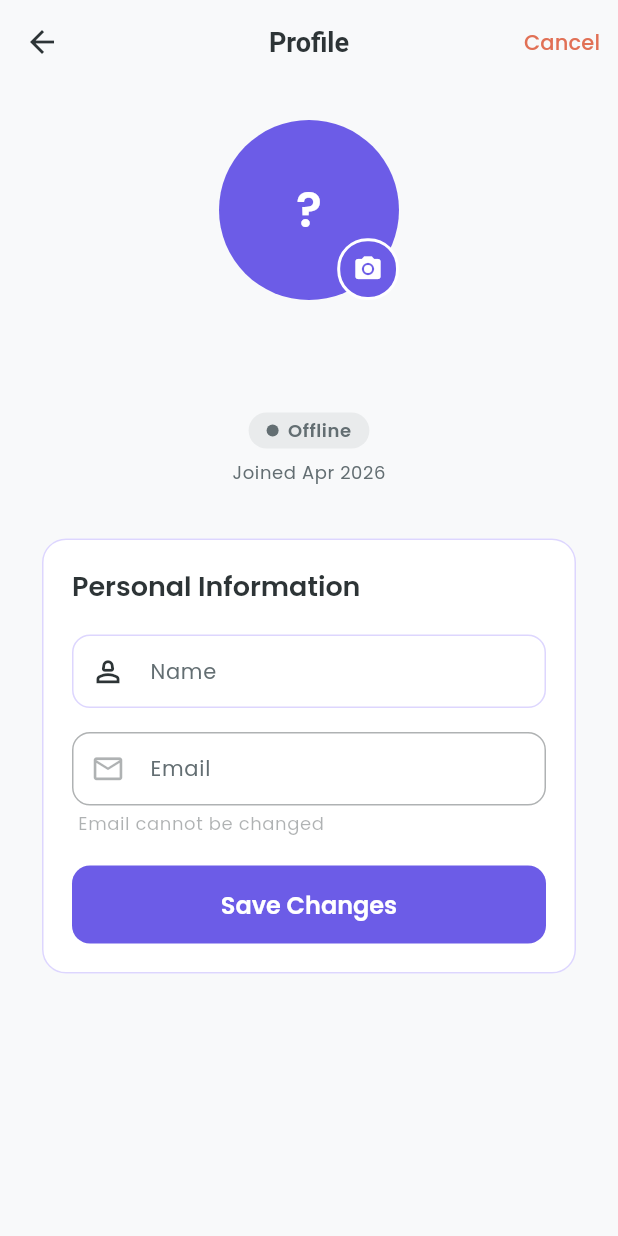
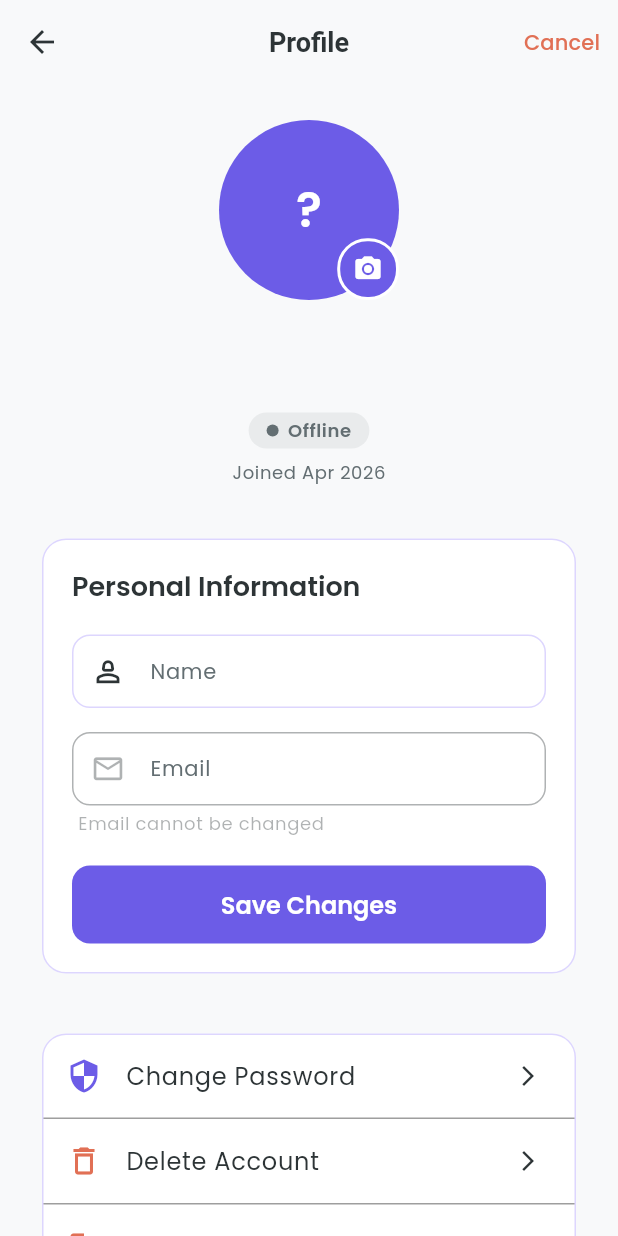
Before and after one commit to thizarakavinda/flutter_firebase_getx_chat, a Flutter app: the screen it shows once a user with an empty profile is signed in, after a tap on "Edit", on a phone screen of 412 x 824 dp. Run offline on Flutter 3.47's test engine with Material 3 defaults, Android fonts, the phone set to English and light mode, and no system bars; our stand-ins replace cloud_firestore, firebase_auth, firebase_core, get, google_fonts, logger; accounts and stored records are empty.

Commit message:
account settings tiles implement

```diff
--- a/lib/views/profile_view.dart
+++ b/lib/views/profile_view.dart
@@ -261,6 +261,57 @@ class ProfileView extends GetView<ProfileController> {
                     ),
                   ),
                 ),
+
+                SizedBox(height: 32),
+
+                Card(
+                  child: Column(
+                    children: [
+                      ListTile(
+                        leading: Icon(
+                          Icons.security,
+                          color: AppTheme.primaryColor,
+                        ),
+                        title: Text('Change Password'),
+                        trailing: Icon(Icons.arrow_forward_ios, size: 16),
+                        onTap: () => Get.toNamed('/change-password'),
+                      ),
+
+                      Divider(height: 1, color: Colors.grey),
+
+                      ListTile(
+                        leading: Icon(
+                          Icons.delete_outline,
+                          color: AppTheme.errorColor,
+                        ),
+                        title: Text('Delete Account'),
+                        trailing: Icon(Icons.arrow_forward_ios, size: 16),
+                        onTap: () => controller.deleteAccount,
+                      ),
+
+                      Divider(height: 1, color: Colors.grey),
+
+                      ListTile(
+                        leading: Icon(
+                          Icons.logout_outlined,
+                          color: AppTheme.errorColor,
+                        ),
+                        title: Text('Sign Out'),
+                        trailing: Icon(Icons.arrow_forward_ios, size: 16),
+                        onTap: () => controller.signOut,
+                      ),
+                    ],
+                  ),
+                ),
+
+                SizedBox(height: 20),
+
+                Text(
+                  'FluxChat v1.0.0',
+                  style: Theme.of(Get.context!).textTheme.bodySmall?.copyWith(
+                    color: AppTheme.textSecondaryColor,
+                  ),
+                ),
               ],
             ),
           );
```
